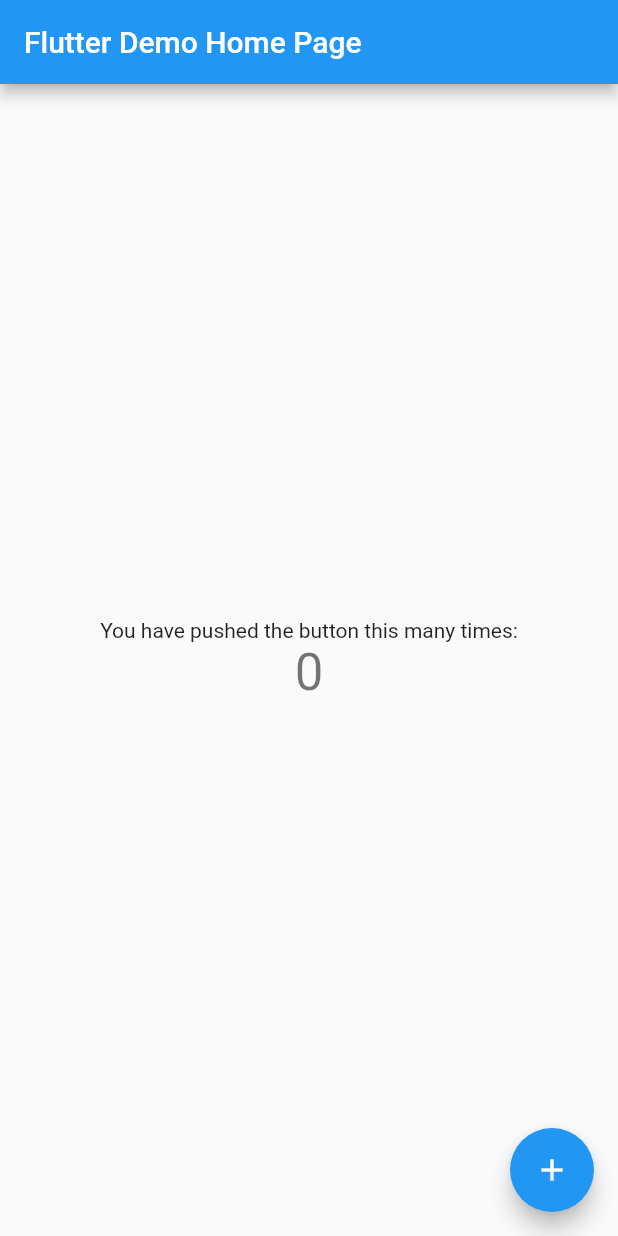
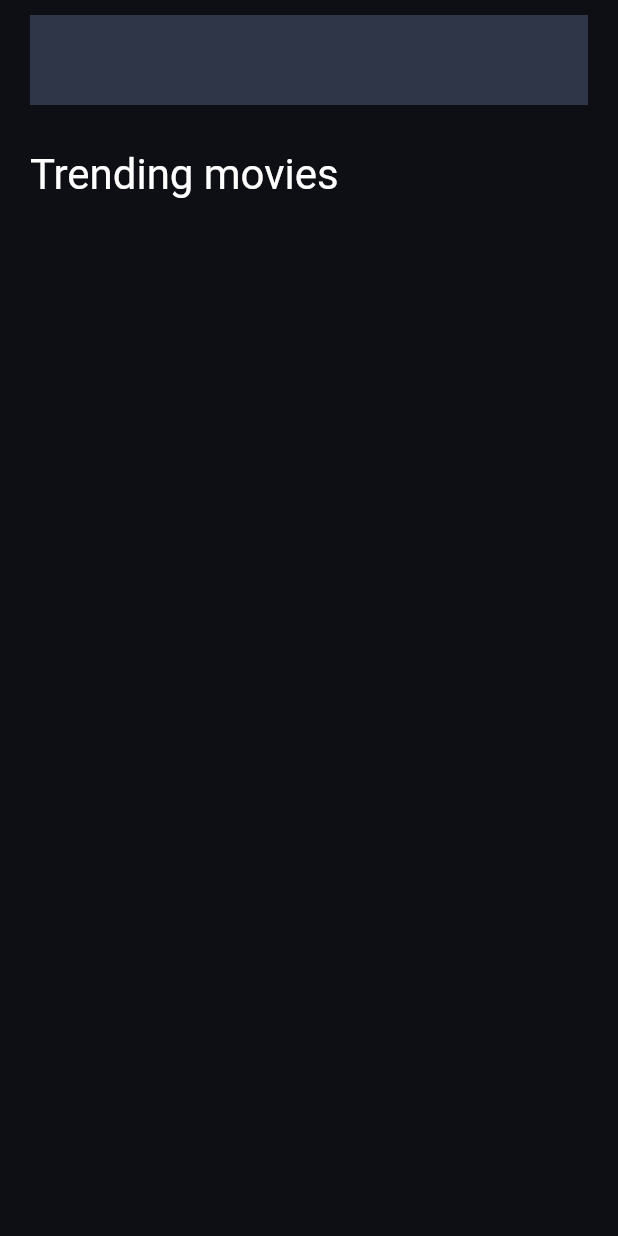
Before and after one commit to prateek601/movie-sight, a Flutter app: the screen it shows after launch, on a phone screen of 412 x 824 dp. Run offline on Flutter 3.47's test engine with Material 2 defaults, Android fonts, the phone set to English and light mode, and no system bars; our stand-ins replace bloc, dio.

Commit message:
added boilerplate code to build the application

```diff
--- /dev/null
+++ b/lib/app/data/values/constants.dart
@@ -0,0 +1,6 @@
+class Timeouts {
+  Timeouts._privateConstructor();
+
+  static const CONNECT_TIMEOUT = 10000;
+  static const RECEIVE_TIMEOUT = 10000;
+}
--- /dev/null
+++ b/lib/app/data/values/env.dart
@@ -0,0 +1,9 @@
+class Env {
+  Env._privateConstructor();
+
+  static const title = "Trending Movies";
+
+  static const baseURL = "https://api.themoviedb.org/3/";
+
+  static const apiKey = "fa0c92af3ea4daf346aace070bc25bf8";
+}
--- /dev/null
+++ b/lib/app/data/values/urls.dart
@@ -0,0 +1,5 @@
+class URLs {
+  URLs._privateConstructor();
+
+  static const getTrendingMovies = "trending/all/week";
+}
--- /dev/null
+++ b/lib/app/modules/home/home_view.dart
@@ -0,0 +1,40 @@
+import 'package:flutter/material.dart';
+
+class HomeView extends StatefulWidget {
+  const HomeView({Key? key}) : super(key: key);
+
+  @override
+  State<HomeView> createState() => _HomeViewState();
+}
+
+class _HomeViewState extends State<HomeView> {
+  @override
+  Widget build(BuildContext context) {
+    return Scaffold(
+      body: SafeArea(
+        child: Padding(
+          padding: const EdgeInsets.only(left: 20, right: 20, top: 10),
+          child: Column(
+            crossAxisAlignment: CrossAxisAlignment.start,
+            children: [
+              Container(
+                height: 60,
+                color: Color(0xff2f3648),
+              ),
+              const Padding(
+                padding: EdgeInsets.only(top: 30),
+                child: Text(
+                  'Trending movies',
+                  style: TextStyle(
+                    color: Colors.white,
+                    fontSize: 28,
+                  ),
+                ),
+              ),
+            ],
+          ),
+        ),
+      ),
+    );
+  }
+}
--- a/lib/main.dart
+++ b/lib/main.dart
@@ -1,4 +1,6 @@
 import 'package:flutter/material.dart';
+import 'package:trending_movies/app/data/values/env.dart';
+import 'package:trending_movies/app/modules/home/home_view.dart';
 
 void main() {
   runApp(const MyApp());
@@ -7,109 +9,16 @@ void main() {
 class MyApp extends StatelessWidget {
   const MyApp({Key? key}) : super(key: key);
 
-  // This widget is the root of your application.
   @override
   Widget build(BuildContext context) {
     return MaterialApp(
-      title: 'Flutter Demo',
+      title: Env.title,
       theme: ThemeData(
-        // This is the theme of your application.
-        //
-        // Try running your application with "flutter run". You'll see the
-        // application has a blue toolbar. Then, without quitting the app, try
-        // changing the primarySwatch below to Colors.green and then invoke
-        // "hot reload" (press "r" in the console where you ran "flutter run",
-        // or simply save your changes to "hot reload" in a Flutter IDE).
-        // Notice that the counter didn't reset back to zero; the application
-        // is not restarted.
         primarySwatch: Colors.blue,
+        scaffoldBackgroundColor: const Color(0xff0e0f15)
       ),
-      home: const MyHomePage(title: 'Flutter Demo Home Page'),
+      debugShowCheckedModeBanner: false,
+      home: const HomeView(),
     );
   }
 }
-
-class MyHomePage extends StatefulWidget {
-  const MyHomePage({Key? key, required this.title}) : super(key: key);
-
-  // This widget is the home page of your application. It is stateful, meaning
-  // that it has a State object (defined below) that contains fields that affect
-  // how it looks.
-
-  // This class is the configuration for the state. It holds the values (in this
-  // case the title) provided by the parent (in this case the App widget) and
-  // used by the build method of the State. Fields in a Widget subclass are
-  // always marked "final".
-
-  final String title;
-
-  @override
-  State<MyHomePage> createState() => _MyHomePageState();
-}
-
-class _MyHomePageState extends State<MyHomePage> {
-  int _counter = 0;
-
-  void _incrementCounter() {
-    setState(() {
-      // This call to setState tells the Flutter framework that something has
-      // changed in this State, which causes it to rerun the build method below
-      // so that the display can reflect the updated values. If we changed
-      // _counter without calling setState(), then the build method would not be
-      // called again, and so nothing would appear to happen.
-      _counter++;
-    });
-  }
-
-  @override
-  Widget build(BuildContext context) {
-    // This method is rerun every time setState is called, for instance as done
-    // by the _incrementCounter method above.
-    //
-    // The Flutter framework has been optimized to make rerunning build methods
-    // fast, so that you can just rebuild anything that needs updating rather
-    // than having to individually change instances of widgets.
-    return Scaffold(
-      appBar: AppBar(
-        // Here we take the value from the MyHomePage object that was created by
-        // the App.build method, and use it to set our appbar title.
-        title: Text(widget.title),
-      ),
-      body: Center(
-        // Center is a layout widget. It takes a single child and positions it
-        // in the middle of the parent.
-        child: Column(
-          // Column is also a layout widget. It takes a list of children and
-          // arranges them vertically. By default, it sizes itself to fit its
-          // children horizontally, and tries to be as tall as its parent.
-          //
-          // Invoke "debug painting" (press "p" in the console, choose the
-          // "Toggle Debug Paint" action from the Flutter Inspector in Android
-          // Studio, or the "Toggle Debug Paint" command in Visual Studio Code)
-          // to see the wireframe for each widget.
-          //
-          // Column has various properties to control how it sizes itself and
-          // how it positions its children. Here we use mainAxisAlignment to
-          // center the children vertically; the main axis here is the vertical
-          // axis because Columns are vertical (the cross axis would be
-          // horizontal).
-          mainAxisAlignment: MainAxisAlignment.center,
-          children: <Widget>[
-            const Text(
-              'You have pushed the button this many times:',
-            ),
-            Text(
-              '$_counter',
-              style: Theme.of(context).textTheme.headline4,
-            ),
-          ],
-        ),
-      ),
-      floatingActionButton: FloatingActionButton(
-        onPressed: _incrementCounter,
-        tooltip: 'Increment',
-        child: const Icon(Icons.add),
-      ), // This trailing comma makes auto-formatting nicer for build methods.
-    );
-  }
-}
```
Also changed, not shown: lib/app/data/models/dto/error_response.dart (added, +9 -0 lines), lib/app/data/models/dto/repo_response.dart (added, +8 -0 lines), lib/app/data/models/response/movie_response.dart (added, +120 -0 lines), lib/app/data/network/network_requester.dart (added, +128 -0 lines), lib/app/data/repository/movie_repository.dart (added, +16 -0 lines), lib/app/data/values/error_messages.dart (added, +21 -0 lines), lib/app/modules/home/cubit/movie_data_cubit.dart (added, +15 -0 lines), lib/app/modules/home/cubit/movie_data_state.dart (added, +14 -0 lines), lib/utils/helper/exception_handler.dart (added, +38 -0 lines), pubspec.yaml (+3 -67 lines), lib/widgets/movie_list.dart (added), pubspec.lock.
